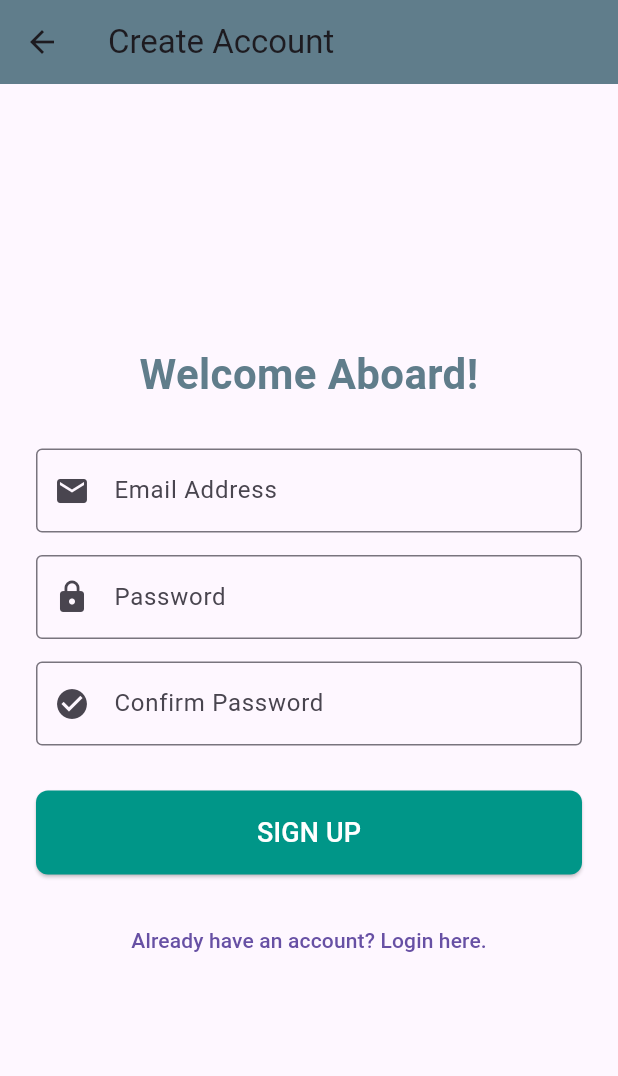
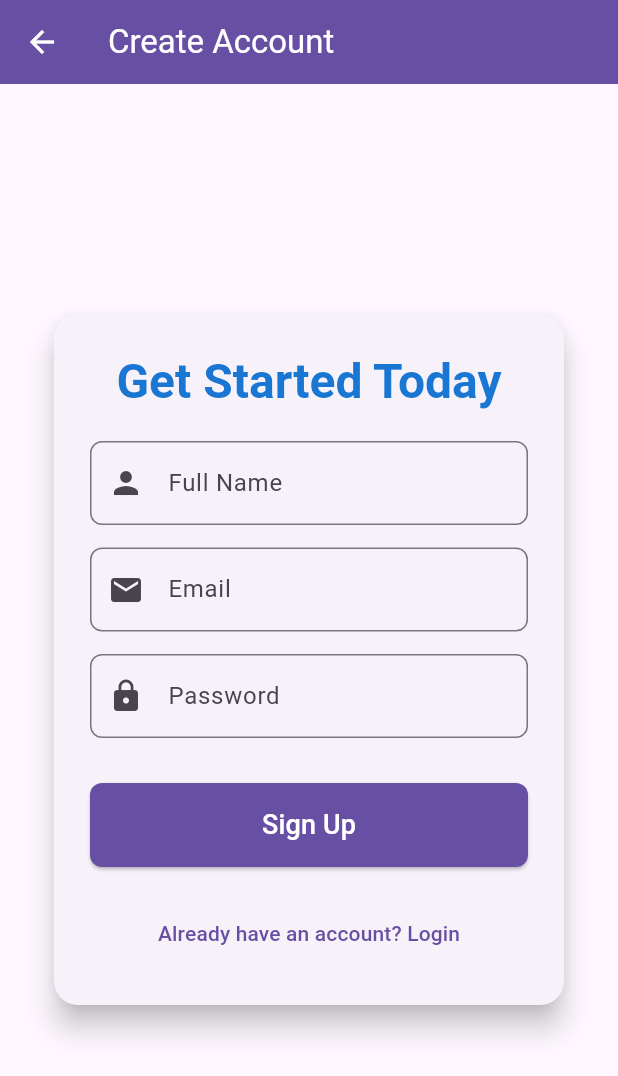
Before and after one commit to Diya-Alam/MedTrack-, a Flutter app: the SignupScreen screen opened by its route, on a phone screen of 412 x 824 dp. Shown: the top 1076 px of the screen. Run offline on Flutter 3.47's test engine with Material 3 defaults, Android fonts, the phone set to English and light mode, and no system bars.

Commit message:
fixed 0.3

```diff
--- a/lib/routes.dart
+++ b/lib/routes.dart
@@ -1,28 +1,29 @@
 import 'package:flutter/material.dart';
 
-// Correct imports for the screen files
+// Import all necessary screens and the shell widget
+
 import 'package:medtrack_app/screens/welcome_screen.dart';
-import 'screens/health_monitor_screen.dart';
-import 'screens/pill reminder screen.dart';
 import 'screens/login_screen.dart';
 import 'screens/signup_screen.dart';
 import 'screens/health_monitor_screen.dart';
-// NEW IMPORT: The Main App Shell
-// ignore: unused_import
-import '../widgets/main_app_shell.dart';
+import 'screens/main_app_shell.dart';
+import 'screens/pill_reminder_screen.dart';
 
 // This file defines the constant strings for routing names and the
 // map of routes used by the MaterialApp in main.dart.
 
 class AppRoutes {
   // --- Route Name Constants ---
-  static const String welcome = '/'; // Must be defined as the root route
+  static const String welcome = '/';
   static const String signup = '/signup';
   static const String login = '/login';
+
+  // These routes now point to the MainAppShell wrapper
   static const String pillReminder =
       '/pill_reminder'; // Authenticated User Home
   static const String guestMode = '/guest_pill_reminder'; // Guest User Home
-  static const String healthMonitor = '/health_monitor'; // NEW ROUTE
+
+  static const String healthMonitor = '/health_monitor';
 
   // --- Centralized Route Map ---
   static Map<String, WidgetBuilder> get routes => {
@@ -31,11 +32,11 @@ class AppRoutes {
     signup: (context) => const SignupScreen(),
     login: (context) => const LoginScreen(),
 
-    // Health Monitor Screen
-    healthMonitor: (context) =>
-        const HealthMonitorScreen(), // Map the new screen
-    // Reminder Screens
-    pillReminder: (context) => const PillReminderScreen(isGuest: false),
-    guestMode: (context) => const PillReminderScreen(isGuest: true),
+    // Health Monitor Screen (Direct map, mainly for testing/deep links)
+    healthMonitor: (context) => const HealthMonitorScreen(),
+
+    pillReminder: (context) => const MainAppShell(isGuest: false),
+
+    guestMode: (context) => const MainAppShell(isGuest: true),
   };
 }
--- a/lib/screens/signup_screen.dart
+++ b/lib/screens/signup_screen.dart
@@ -4,105 +4,106 @@ import 'package:medtrack_app/routes.dart';
 class SignupScreen extends StatelessWidget {
   const SignupScreen({super.key});
 
+  // Placeholder function for signup logic
+  void _handleSignup(BuildContext context) {
+    // In a real application, this is where you would call Firebase Auth:
+    // 1. Validate form fields
+    // 2. Call createUserWithEmailAndPassword
+    // 3. Handle success or failure
+
+    // --- SIMULATION: Navigate to the full, authenticated app experience ---
+    // Using pushReplacementNamed so the user can't hit 'back' to the signup screen
+    Navigator.of(context).pushReplacementNamed(AppRoutes.pillReminder);
+  }
+
   @override
   Widget build(BuildContext context) {
-    // We use a Scaffold to provide the basic page structure
     return Scaffold(
       appBar: AppBar(
         title: const Text('Create Account'),
-        backgroundColor: Colors.blueGrey, // Example styling
+        backgroundColor: Theme.of(context).primaryColor,
+        foregroundColor: Colors.white,
       ),
       body: Center(
-        // Use SingleChildScrollView to prevent overflow when the keyboard appears
         child: SingleChildScrollView(
+          padding: const EdgeInsets.all(32.0),
+          child: Card(
+            elevation: 8,
+            shape: RoundedRectangleBorder(
+              borderRadius: BorderRadius.circular(16),
+            ),
+            child: Padding(
               padding: const EdgeInsets.all(24.0),
               child: Column(
-            mainAxisAlignment: MainAxisAlignment.center,
+                mainAxisSize: MainAxisSize.min,
                 crossAxisAlignment: CrossAxisAlignment.stretch,
-            children: <Widget>[
-              // --- Header Text ---
-              const Text(
-                'Welcome Aboard!',
+                children: [
+                  Text(
+                    'Get Started Today',
+                    style: Theme.of(context).textTheme.headlineLarge?.copyWith(
+                      fontWeight: FontWeight.bold,
+                      color: Theme.of(context).primaryColorDark,
+                    ),
                     textAlign: TextAlign.center,
-                style: TextStyle(
-                  fontSize: 28,
-                  fontWeight: FontWeight.bold,
-                  color: Colors.blueGrey,
                   ),
+                  const SizedBox(height: 20),
+                  const TextField(
+                    decoration: InputDecoration(
+                      labelText: 'Full Name',
+                      border: OutlineInputBorder(
+                        borderRadius: BorderRadius.all(Radius.circular(8)),
                       ),
-              const SizedBox(height: 30),
-
-              // --- Email Field ---
-              TextFormField(
-                keyboardType: TextInputType.emailAddress,
-                decoration: const InputDecoration(
-                  labelText: 'Email Address',
-                  hintText: 'e.g., user@example.com',
-                  border: OutlineInputBorder(),
-                  prefixIcon: Icon(Icons.email),
+                      prefixIcon: Icon(Icons.person),
                     ),
                   ),
                   const SizedBox(height: 15),
-
-              // --- Password Field ---
-              TextFormField(
-                obscureText: true, // Hides the input
-                decoration: const InputDecoration(
+                  const TextField(
+                    decoration: InputDecoration(
+                      labelText: 'Email',
+                      border: OutlineInputBorder(
+                        borderRadius: BorderRadius.all(Radius.circular(8)),
+                      ),
+                      prefixIcon: Icon(Icons.email),
+                    ),
+                    keyboardType: TextInputType.emailAddress,
+                  ),
+                  const SizedBox(height: 15),
+                  const TextField(
+                    decoration: InputDecoration(
                       labelText: 'Password',
-                  hintText: 'Enter your password',
-                  border: OutlineInputBorder(),
+                      border: OutlineInputBorder(
+                        borderRadius: BorderRadius.all(Radius.circular(8)),
+                      ),
                       prefixIcon: Icon(Icons.lock),
                     ),
-              ),
-              const SizedBox(height: 15),
-
-              // --- Confirm Password Field ---
-              TextFormField(
                     obscureText: true,
-                decoration: const InputDecoration(
-                  labelText: 'Confirm Password',
-                  hintText: 'Re-enter your password',
-                  border: OutlineInputBorder(),
-                  prefixIcon: Icon(Icons.check_circle),
-                ),
                   ),
                   const SizedBox(height: 30),
-
-              // --- Signup Button ---
                   ElevatedButton(
-                onPressed: () {
-                  // TODO: Implement actual signup logic (e.g., validation, API call)
-                  // ignore: avoid_print
-                  print('Signup button pressed!');
-                },
+                    onPressed: () => _handleSignup(context),
                     style: ElevatedButton.styleFrom(
-                  minimumSize: const Size(
-                    double.infinity,
-                    50,
-                  ), // Make button wide
-                  backgroundColor: Colors.teal,
+                      backgroundColor: Theme.of(context).primaryColor,
+                      foregroundColor: Colors.white,
                       padding: const EdgeInsets.symmetric(vertical: 15),
                       shape: RoundedRectangleBorder(
-                    borderRadius: BorderRadius.circular(8.0),
+                        borderRadius: BorderRadius.circular(8),
                       ),
                     ),
                     child: const Text(
-                  'SIGN UP',
-                  style: TextStyle(fontSize: 18, color: Colors.white),
+                      'Sign Up',
+                      style: TextStyle(fontSize: 18),
                     ),
                   ),
                   const SizedBox(height: 20),
-
-              // --- Link to Login Screen ---
                   TextButton(
                     onPressed: () {
-                  // Navigate to the Login Screen
-                  // Replace '/login' with your actual login route constant
-                  Navigator.of(context).pushReplacementNamed(AppRoutes.login);
+                      Navigator.of(context).pushNamed(AppRoutes.login);
                     },
-                child: const Text('Already have an account? Login here.'),
+                    child: const Text("Already have an account? Login"),
                   ),
                 ],
+              ),
+            ),
           ),
         ),
       ),
```
Also changed, not shown: lib/screens/login_screen.dart (+69 -141 lines), lib/screens/main_app_shell.dart (added, +75 -0 lines), lib/screens/pill_reminder_screen.dart (renamed from lib/screens/pill_reminder_screen.dart.dart). Lines whose indentation alone changed are shown as unchanged.
